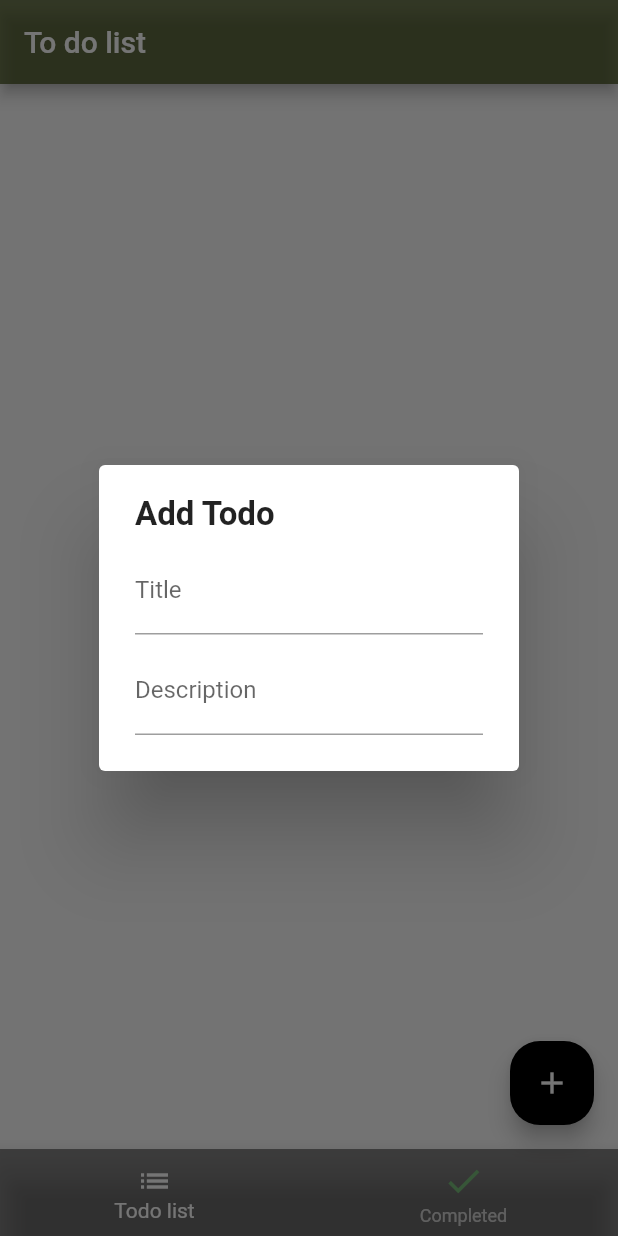
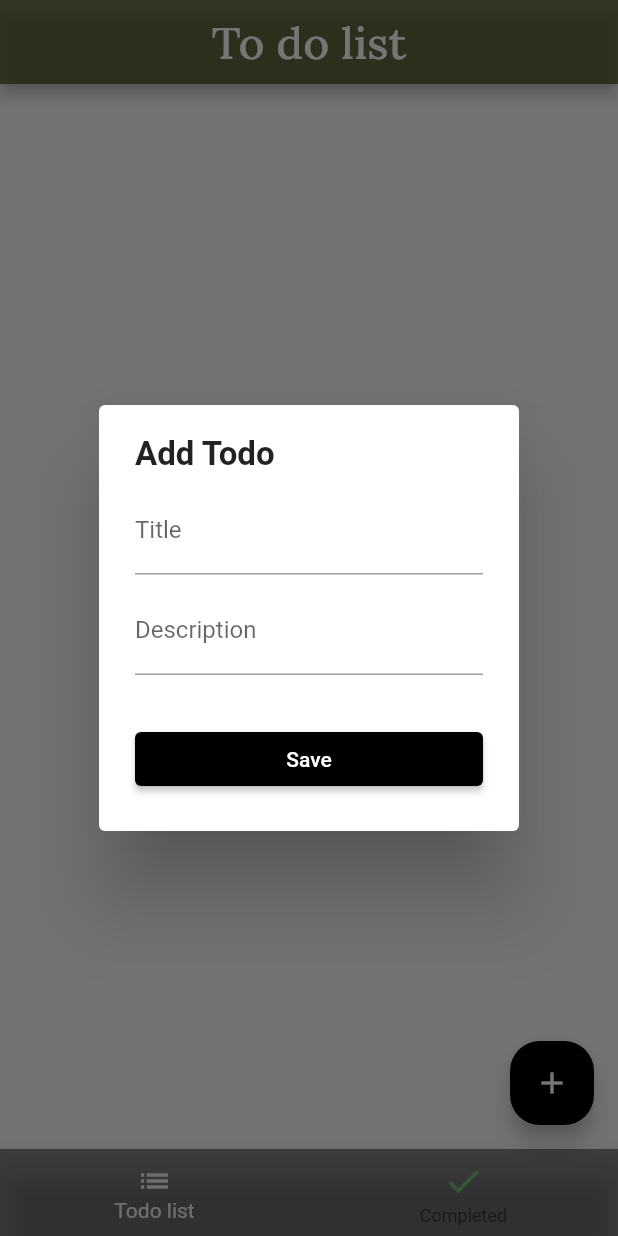
Before and after one commit to Isaaca11222/to_do_list, a Flutter app: the screen it shows after launch, after a tap on the "add" icon, on a phone screen of 412 x 824 dp. Run offline on Flutter 3.47's test engine with Material 2 defaults, Android fonts, the phone set to English and light mode, and no system bars; our stand-ins replace google_fonts.

```diff
--- a/lib/main.dart
+++ b/lib/main.dart
@@ -1,5 +1,7 @@
 import 'package:flutter/material.dart';
+import 'package:provider/provider.dart';
 import 'package:to_do_list/pages/HomePage/home_page.dart';
+import 'package:to_do_list/provider/todos.dart';
 
 void main() {
   runApp(const MyApp());
@@ -9,13 +11,14 @@ class MyApp extends StatelessWidget {
   const MyApp({super.key});
 
   @override
-  Widget build(BuildContext context) {
-    return MaterialApp(
+  Widget build(BuildContext context) => ChangeNotifierProvider(
+        create: (context) => TodosProvider(),
+        child: MaterialApp(
           title: 'Flutter Demo',
           theme: ThemeData(
             primarySwatch: Colors.blue,
           ),
           home: const HomePage(),
+        ),
       );
 }
-}
--- a/lib/pages/HomePage/home_page.dart
+++ b/lib/pages/HomePage/home_page.dart
@@ -1,5 +1,6 @@
 import 'package:flutter/material.dart';
 import 'package:to_do_list/widget/add_todo.dart';
+import 'package:google_fonts/google_fonts.dart';
 
 class HomePage extends StatefulWidget {
   const HomePage({
@@ -11,7 +12,7 @@ class HomePage extends StatefulWidget {
 }
 
 class _HomePageState extends State<HomePage> {
-  int selectedIndex = 0;
+  var selectedIndex = 0;
 
   @override
   Widget build(BuildContext context) {
@@ -22,13 +23,21 @@ class _HomePageState extends State<HomePage> {
 
     return Scaffold(
       appBar: AppBar(
-        title: const Text("To do list"),
+        title: Row(
+          mainAxisAlignment: MainAxisAlignment.center,
+          children: [
+            Text(
+              "To do list",
+              style: GoogleFonts.lora(fontSize: 30),
+            ),
+          ],
+        ),
         backgroundColor: const Color.fromARGB(185, 60, 75, 20),
       ),
       bottomNavigationBar: BottomNavigationBar(
         backgroundColor: const Color.fromARGB(143, 44, 43, 43),
-        unselectedItemColor: Colors.white.withOpacity(0.7),
-        selectedItemColor: Colors.white,
+        unselectedItemColor: Color.fromARGB(255, 32, 32, 32).withOpacity(0.7),
+        selectedItemColor: Color.fromARGB(255, 241, 238, 238),
         currentIndex: selectedIndex,
         onTap: (index) => setState(() {
           selectedIndex = index;
--- /dev/null
+++ b/lib/provider/todos.dart
@@ -0,0 +1,3 @@
+import 'package:flutter/material.dart';
+
+class TodosProvider extends ChangeNotifier {}
--- a/lib/widget/todo_form_widget.dart
+++ b/lib/widget/todo_form_widget.dart
@@ -1,3 +1,5 @@
+// ignore_for_file: prefer_const_constructors
+
 import 'package:flutter/material.dart';
 
 class TodoFormWidget extends StatelessWidget {
@@ -22,8 +24,10 @@ class TodoFormWidget extends StatelessWidget {
           mainAxisSize: MainAxisSize.min,
           children: [
             buildTitle(),
-            SizedBox(height: 8),
+            const SizedBox(height: 8),
             buildDescription(),
+            SizedBox(height: 32),
+            buildButtom(),
           ],
         ),
       );
@@ -45,7 +49,6 @@ class TodoFormWidget extends StatelessWidget {
       );
 
   Widget buildDescription() => TextFormField(
-        maxLines: 1,
         initialValue: title,
         onChanged: onChangedTitle,
         validator: (title) {
@@ -59,4 +62,14 @@ class TodoFormWidget extends StatelessWidget {
           labelText: 'Description',
         ),
       );
+  Widget buildButtom() => SizedBox(
+        width: double.infinity,
+        child: ElevatedButton(
+          style: ButtonStyle(
+            backgroundColor: MaterialStateProperty.all(Colors.black),
+          ),
+          onPressed: onSavedTodo,
+          child: Text('Save'),
+        ),
+      );
 }
--- a/pubspec.yaml
+++ b/pubspec.yaml
@@ -36,6 +36,8 @@ dependencies:
   # The following adds the Cupertino Icons font to your application.
   # Use with the CupertinoIcons class for iOS style icons.
   cupertino_icons: ^1.0.2
+  provider: ^6.0.5
+  google_fonts: ^4.0.3
 
 dev_dependencies:
   flutter_test:
```
Also changed, not shown: lib/model/todo.dart (added), pubspec.lock, 1 other file. Lines whose indentation alone changed are shown as unchanged.
